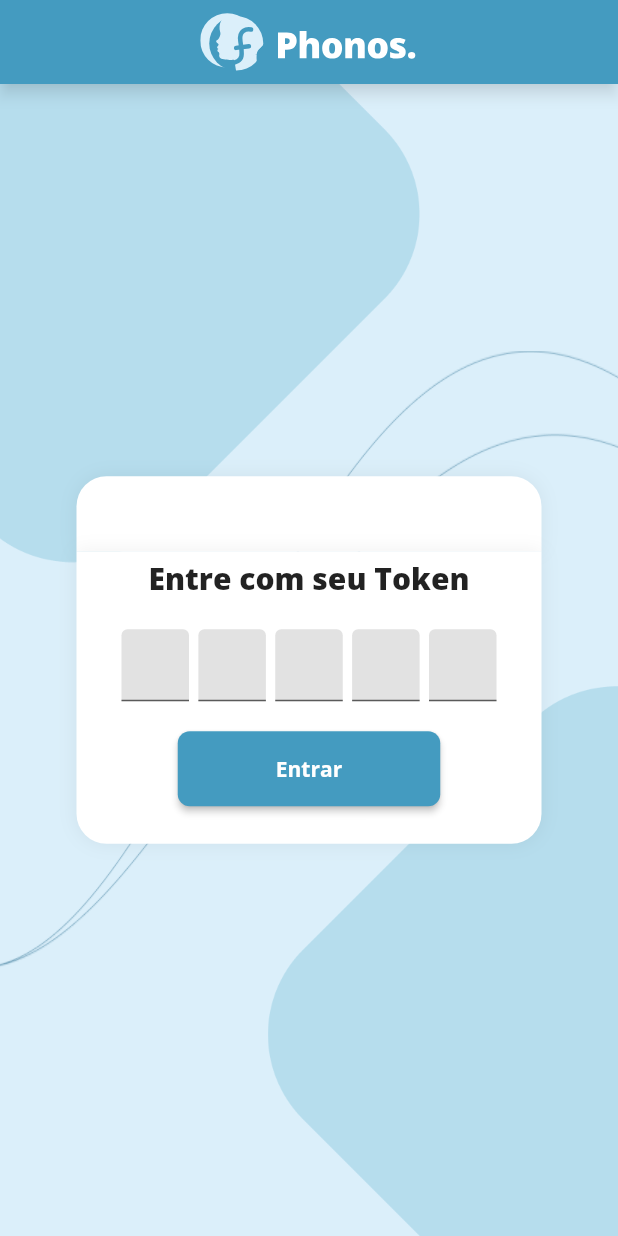
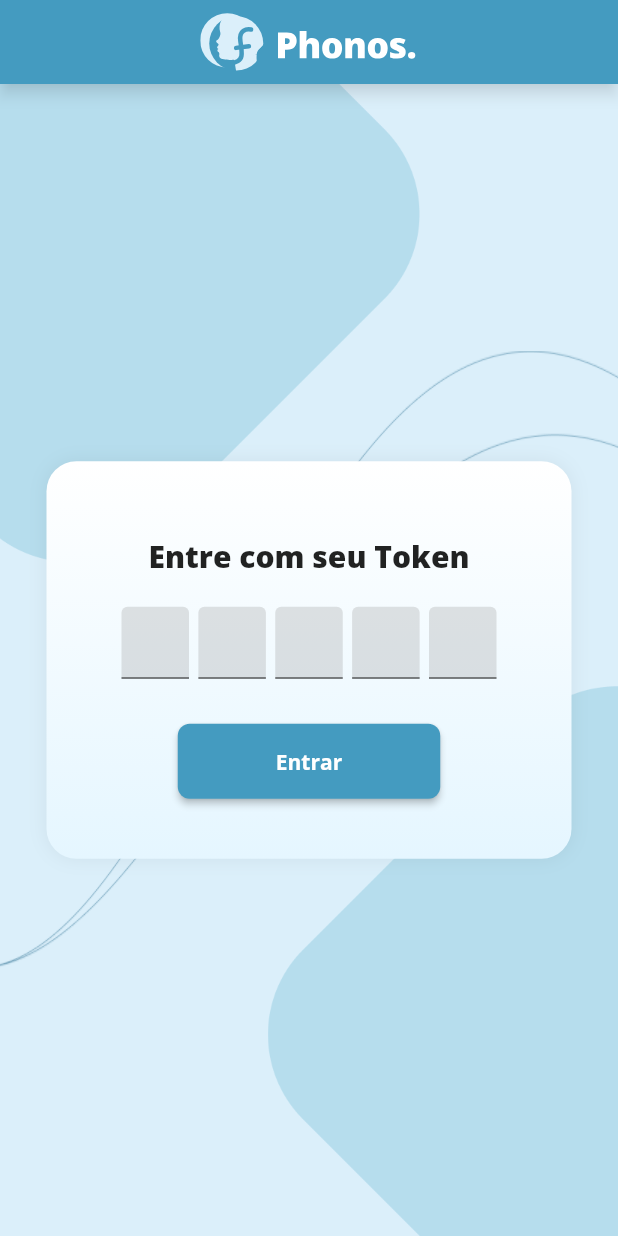
Before and after one commit to JOHN-RlCHARD/phonos-flutter, a Flutter app: the screen it shows after launch, on a phone screen of 412 x 824 dp. Run offline on Flutter 3.47's test engine with Material 2 defaults, Android fonts, the phone set to English and light mode, and no system bars; our stand-ins replace carousel_slider, flutter_svg, google_fonts; missing offline and left inert: flutter_password_strength.

Commit message:
CreatePassword screen

```diff
--- a/lib/screens/games/games_desktop.dart
+++ b/lib/screens/games/games_desktop.dart
@@ -22,8 +22,6 @@ class _GamesDesktopState extends State<GamesDesktop> {
         child: Padding(
           padding: const EdgeInsets.fromLTRB(0, 20, 0, 0),
           child: ResponsiveBox(
-            color1: Color(0xFFDBEFFA),
-            color2: Colors.white,
             children: [
               SizedBox(
                 height: 15,
--- a/lib/screens/home.dart
+++ b/lib/screens/home.dart
@@ -1,3 +1,4 @@
+import 'package:app_fono/screens/create_password.dart';
 import 'package:app_fono/screens/home_paciente.dart';
 import 'package:app_fono/widgets/appbar.dart';
 import 'package:app_fono/widgets/responsive_bg.dart';
@@ -42,11 +43,9 @@ class _HomePageState extends State<HomePage> {
       body: ResponsiveBackground(
         child: Center(
           child: ResponsiveBox(
-            color1: Colors.white,
-            color2: Colors.white,
             children: [
               SizedBox(
-                height: 30,
+                height: 20,
               ),
               Text(
                 'Entre com seu Token',
@@ -166,7 +165,7 @@ class _HomePageState extends State<HomePage> {
               ),
 
               SizedBox(
-                height: 20,
+                height: 30,
               ),
               CustomButton(
                 text: 'Entrar',
@@ -174,7 +173,7 @@ class _HomePageState extends State<HomePage> {
                   Navigator.push(
                       context,
                       MaterialPageRoute(
-                          builder: ((context) => HomePaciente())));
+                          builder: ((context) => CreatePassword())));
                 },
               ),
               //SizedBox(height: 20,),
--- a/lib/screens/home_paciente.dart
+++ b/lib/screens/home_paciente.dart
@@ -21,8 +21,6 @@ class HomePaciente extends StatelessWidget {
       body: ResponsiveBackground(
         child: Center(
           child: ResponsiveBox(
-            color1: Color(0xFFDBEFFA),
-            color2: Colors.white,
             children: [
               CircleAvatar(
                 radius: 40,
--- a/lib/screens/profile.dart
+++ b/lib/screens/profile.dart
@@ -18,8 +18,6 @@ class ProfileScreen extends StatelessWidget {
       body: ResponsiveBackground(
         child: Center(
           child: ResponsiveBox(
-            color1: Color(0xFFDBEFFA),
-            color2: Colors.white,
             children: [
               CircleAvatar(
                 radius: 40,
@@ -151,9 +149,6 @@ class ProfileScreen extends StatelessWidget {
                     color: Colors.black54,
                     fontSize: 23),
               ),
-              SizedBox(
-                height: 20,
-              ),
             ],
           ),
         ),
--- a/lib/widgets/responsive_box.dart
+++ b/lib/widgets/responsive_box.dart
@@ -1,151 +1,148 @@
 import 'package:flutter/material.dart';
 
-// class ResponsiveBox extends StatelessWidget {
+class ResponsiveBox extends StatelessWidget {
+  final List<Widget> children;
+
+  const ResponsiveBox({super.key, required this.children});
+
+  @override
+  Widget build(BuildContext context) {
+    return Container(
+      //constraints: BoxConstraints(maxWidth: MediaQuery.of(context).size.width),
+      padding: EdgeInsets.symmetric(horizontal: 20),
+      decoration: BoxDecoration(
+        boxShadow: [
+          BoxShadow(
+            color: Colors.black.withOpacity(0.06),
+            spreadRadius: 0,
+            blurRadius: 10,
+            offset: Offset(0, 0),
+          ),
+        ],
+        gradient: LinearGradient(
+            begin: Alignment.topCenter,
+            end: Alignment.bottomCenter,
+            stops: [0.0, 1],
+            colors: [Colors.white, Color(0xFFE5F6FF)]),
+        borderRadius: BorderRadius.all(Radius.circular(20)),
+      ),
+      child: Padding(
+        padding: const EdgeInsets.fromLTRB(30, 10, 30, 20),
+        child: Container(
+            constraints:
+                BoxConstraints(maxWidth: MediaQuery.of(context).size.width),
+            child: Padding(
+              padding: const EdgeInsets.symmetric(horizontal: 0, vertical: 20),
+              child: Column(
+                mainAxisSize: MainAxisSize.min,
+                children: children,
+              ),
+            )),
+      ),
+    );
+  }
+}
+
+// class ResponsiveBox extends StatefulWidget {
 //   final List<Widget> children;
 //   final Color color1;
 //   final Color color2;
 
-//   const ResponsiveBox(
+//   ResponsiveBox(
 //       {super.key,
 //       required this.children,
 //       required this.color1,
 //       required this.color2});
 
 //   @override
+//   State<ResponsiveBox> createState() => _ResponsiveBoxState();
+// }
+
+// class _ResponsiveBoxState extends State<ResponsiveBox> {
+//   final childrenKey = GlobalKey();
+//   double? childrenWidth;
+//   double? height;
+
+//   void calculateSize() => WidgetsBinding.instance.addPostFrameCallback((_) {
+//         final RenderBox box =
+//             childrenKey.currentContext?.findRenderObject() as RenderBox;
+
+//         setState(() {
+//           childrenWidth = box.size.width.toDouble();
+//           height = box.size.height.toDouble();
+//         });
+//       });
+
+//   @override
+//   void initState() {
+//     super.initState();
+//     calculateSize();
+//   }
+
+//   @override
 //   Widget build(BuildContext context) {
-//     return Container(
-//       //constraints: BoxConstraints(maxWidth: MediaQuery.of(context).size.width),
-//       padding: EdgeInsets.symmetric(horizontal: 20),
-//       decoration: BoxDecoration(
-//         boxShadow: [
-//           BoxShadow(
-//             color: Colors.black.withOpacity(0.06),
-//             spreadRadius: 0,
-//             blurRadius: 10,
-//             offset: Offset(0, 0),
+//     return Stack(
+//       children: [
+//         Center(
+//           child: Column(
+//             mainAxisSize: MainAxisSize.min,
+//             children: [
+//               upperContainer(),
+//               bottomContainer(),
+//             ],
 //           ),
-//         ],
-//         gradient: LinearGradient(
-//             begin: Alignment.topCenter,
-//             end: Alignment.bottomCenter,
-//             stops: [0.1, 0.1],
-//             colors: [color1, color2]),
-//         borderRadius: BorderRadius.all(Radius.circular(20)),
-//       ),
-//       child: Padding(
-//         padding: const EdgeInsets.fromLTRB(30, 10, 30, 20),
-//         child: Container(
-//             constraints:
-//                 BoxConstraints(maxWidth: MediaQuery.of(context).size.width),
-//             child: Column(
-//               mainAxisSize: MainAxisSize.min,
-//               children: children,
-//             )),
-//       ),
+//         ),
+//         Center(child: buildChildren()),
+//       ],
 //     );
 //   }
+
+//   Widget bottomContainer() => Container(
+//         width: childrenWidth,
+//         height: height,
+//         decoration: BoxDecoration(
+//           borderRadius: BorderRadius.only(
+//             bottomRight: Radius.circular(20),
+//             bottomLeft: Radius.circular(20),
+//           ),
+//           color: widget.color2,
+//           boxShadow: [
+//             BoxShadow(
+//               color: Colors.black.withOpacity(0.06),
+//               spreadRadius: 0,
+//               blurRadius: 10,
+//             ),
+//           ],
+//         ),
+//       );
+
+//   Widget upperContainer() => Container(
+//         width: childrenWidth,
+//         height: 50,
+//         decoration: BoxDecoration(
+//           borderRadius: BorderRadius.only(
+//             topRight: Radius.circular(20),
+//             topLeft: Radius.circular(20),
+//           ),
+//           color: widget.color1,
+//           boxShadow: [
+//             BoxShadow(
+//               color: Colors.black.withOpacity(0.06),
+//               spreadRadius: 0,
+//               blurRadius: 10,
+//             ),
+//           ],
+//         ),
+//       );
+
+//   Widget buildChildren() => Container(
+//         key: childrenKey,
+//         child: Padding(
+//           padding: const EdgeInsets.fromLTRB(30, 0, 30, 0),
+//           child: Column(
+//             mainAxisSize: MainAxisSize.min,
+//             children: widget.children,
+//           ),
+//         ),
+//       );
 // }
-
-class ResponsiveBox extends StatefulWidget {
-  final List<Widget> children;
-  final Color color1;
-  final Color color2;
-
-  ResponsiveBox(
-      {super.key,
-      required this.children,
-      required this.color1,
-      required this.color2});
-
-  @override
-  State<ResponsiveBox> createState() => _ResponsiveBoxState();
-}
-
-class _ResponsiveBoxState extends State<ResponsiveBox> {
-  final childrenKey = GlobalKey();
-  double? childrenWidth;
-  double? height;
-
-  void calculateSize() => WidgetsBinding.instance.addPostFrameCallback((_) {
-        final RenderBox box =
-            childrenKey.currentContext?.findRenderObject() as RenderBox;
-
-        setState(() {
-          childrenWidth = box.size.width.toDouble();
-          height = box.size.height.toDouble();
-        });
-      });
-
-  @override
-  void initState() {
-    super.initState();
-    calculateSize();
-  }
-
-  @override
-  Widget build(BuildContext context) {
-    return Stack(
-      children: [
-        Center(
-          child: Column(
-            mainAxisSize: MainAxisSize.min,
-            children: [
-              upperContainer(),
-              bottomContainer(),
-            ],
-          ),
-        ),
-        Center(child: buildChildren()),
-      ],
-    );
-  }
-
-  Widget bottomContainer() => Container(
-        width: childrenWidth,
-        height: height,
-        decoration: BoxDecoration(
-          borderRadius: BorderRadius.only(
-            bottomRight: Radius.circular(20),
-            bottomLeft: Radius.circular(20),
-          ),
-          color: widget.color2,
-          boxShadow: [
-            BoxShadow(
-              color: Colors.black.withOpacity(0.06),
-              spreadRadius: 0,
-              blurRadius: 10,
-            ),
-          ],
-        ),
-      );
-
-  Widget upperContainer() => Container(
-        width: childrenWidth,
-        height: 50,
-        decoration: BoxDecoration(
-          borderRadius: BorderRadius.only(
-            topRight: Radius.circular(20),
-            topLeft: Radius.circular(20),
-          ),
-          color: widget.color1,
-          boxShadow: [
-            BoxShadow(
-              color: Colors.black.withOpacity(0.06),
-              spreadRadius: 0,
-              blurRadius: 10,
-            ),
-          ],
-        ),
-      );
-
-  Widget buildChildren() => Container(
-        key: childrenKey,
-        child: Padding(
-          padding: const EdgeInsets.fromLTRB(30, 0, 30, 0),
-          child: Column(
-            mainAxisSize: MainAxisSize.min,
-            children: widget.children,
-          ),
-        ),
-      );
-}
--- a/pubspec.yaml
+++ b/pubspec.yaml
@@ -38,6 +38,7 @@ dependencies:
   app_event: ^1.0.0
   webview_flutter: ^3.0.4
   carousel_slider: ^4.1.1
+  flutter_password_strength: ^0.1.6
 
 
   # The following adds the Cupertino Icons font to your application.
```
Also changed, not shown: lib/screens/create_password.dart (added, +121 -0 lines), lib/widgets/game_card.dart (+13 -9 lines), pubspec.lock.
